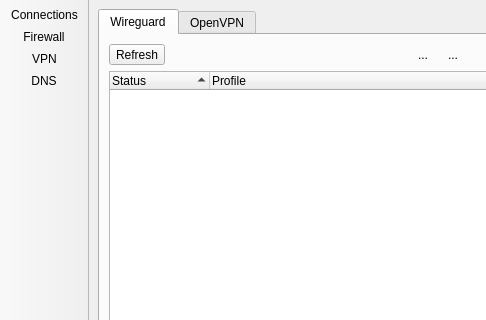
First picture: the form in src-qt5/networkmgr/mainUI.ui, repository project-trident/trident-utilities, before the edit; both pictures show x 0 to 486 and y 0 to 320 of the 784 by 407 pixel window.
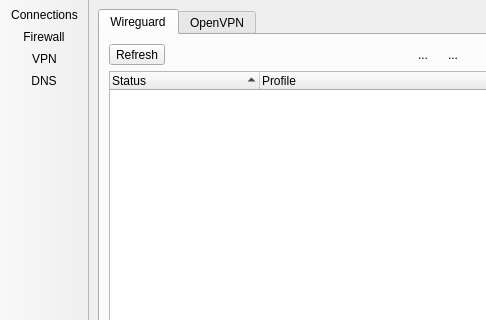
Second picture: the form after the edit. The open tabs and pages were chosen to show the change. Icons and pictures are not drawn.

Diff of the .ui file:
```diff
--- a/src-qt5/networkmgr/mainUI.ui
+++ b/src-qt5/networkmgr/mainUI.ui
@@ -853,7 +853,10 @@
              </layout>
             </item>
             <item>
-             <widget class="QTreeWidget" name="treeWidget">
+             <widget class="QTreeWidget" name="tree_wireguard">
+              <property name="indentation">
+               <number>5</number>
+              </property>
               <property name="uniformRowHeights">
                <bool>true</bool>
               </property>
@@ -864,7 +867,7 @@
                <bool>true</bool>
               </property>
               <attribute name="headerDefaultSectionSize">
-               <number>100</number>
+               <number>150</number>
               </attribute>
               <column>
                <property name="text">
```
Left out of the diff: 123 changed lines with no effect on the pictures.
